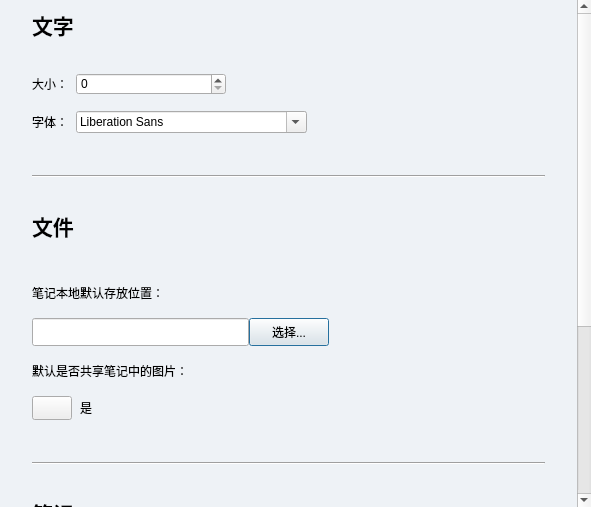
Above: Client/source/FeintEdit/plug/settingdialog.ui from feint123/Emoji before the change. Below: the same form after it.
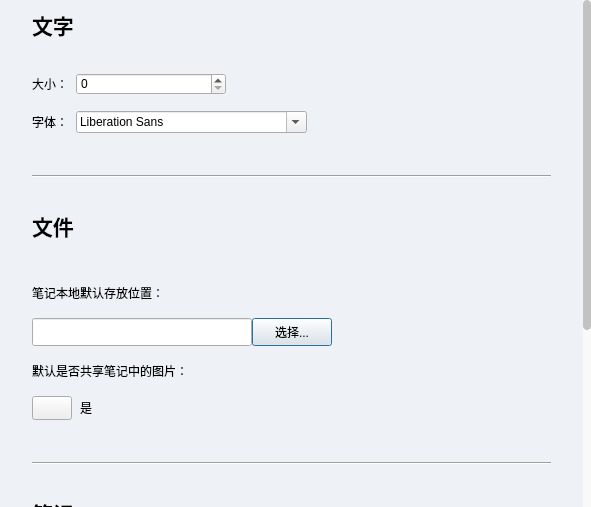
That is the form after the change. Custom widgets are drawn as their Qt base class.

```diff
--- a/Client/source/FeintEdit/plug/settingdialog.ui
+++ b/Client/source/FeintEdit/plug/settingdialog.ui
@@ -13,6 +13,26 @@
   <property name="windowTitle">
    <string>Dialog</string>
   </property>
+  <property name="styleSheet">
+   <string notr="true">QScrollBar:vertical::add-page,QScrollBar:vertical::add-page{background:#f9f9f9;border-radius:0px;}
+
+QScrollBar::handle{
+	border-radius:4px;
+	background:#c2c2c2;
+}
+
+QScrollBar::add-line{
+	height:1px;
+	width:0px;
+}
+
+QScrollBar::sub-line{
+	height:0px;
+}
+QScrollBar:vertical{
+	width:8px;
+}</string>
+  </property>
   <layout class="QVBoxLayout" name="verticalLayout">
    <property name="spacing">
     <number>0</number>
@@ -44,8 +64,8 @@
       <property name="geometry">
        <rect>
         <x>0</x>
-        <y>-255</y>
-        <width>576</width>
+        <y>-281</y>
+        <width>583</width>
         <height>795</height>
        </rect>
       </property>
```
Left out of the diff: 18 changed lines with no effect on the pictures.
